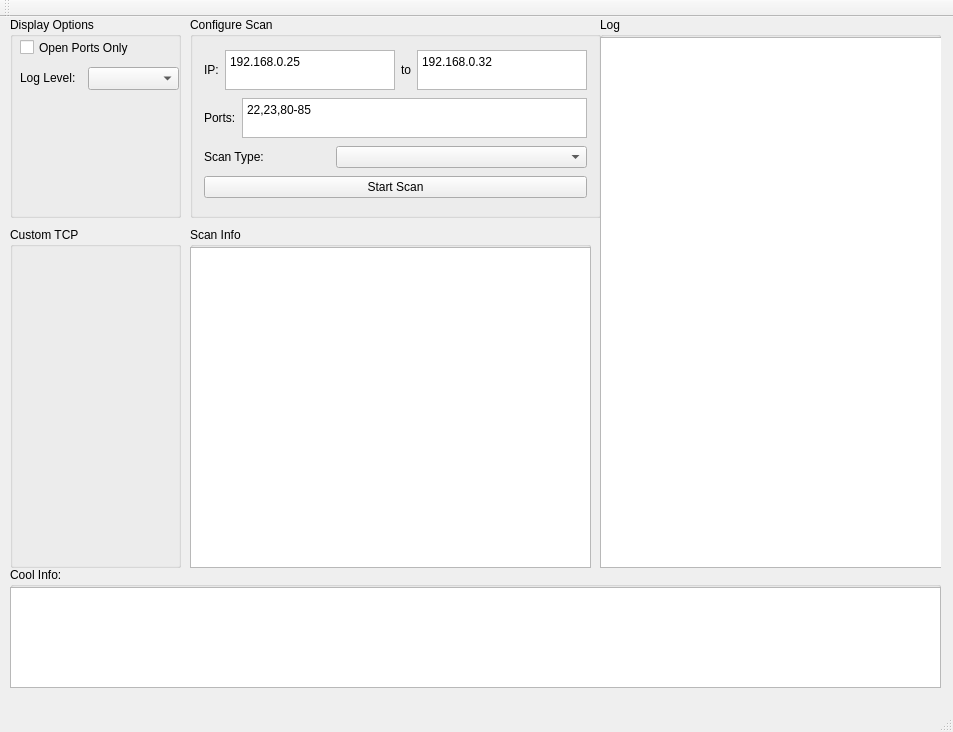
Above: mainwindow.ui from BradenBagby/NetworkScannerGUI before the change. Below: the same form after it.
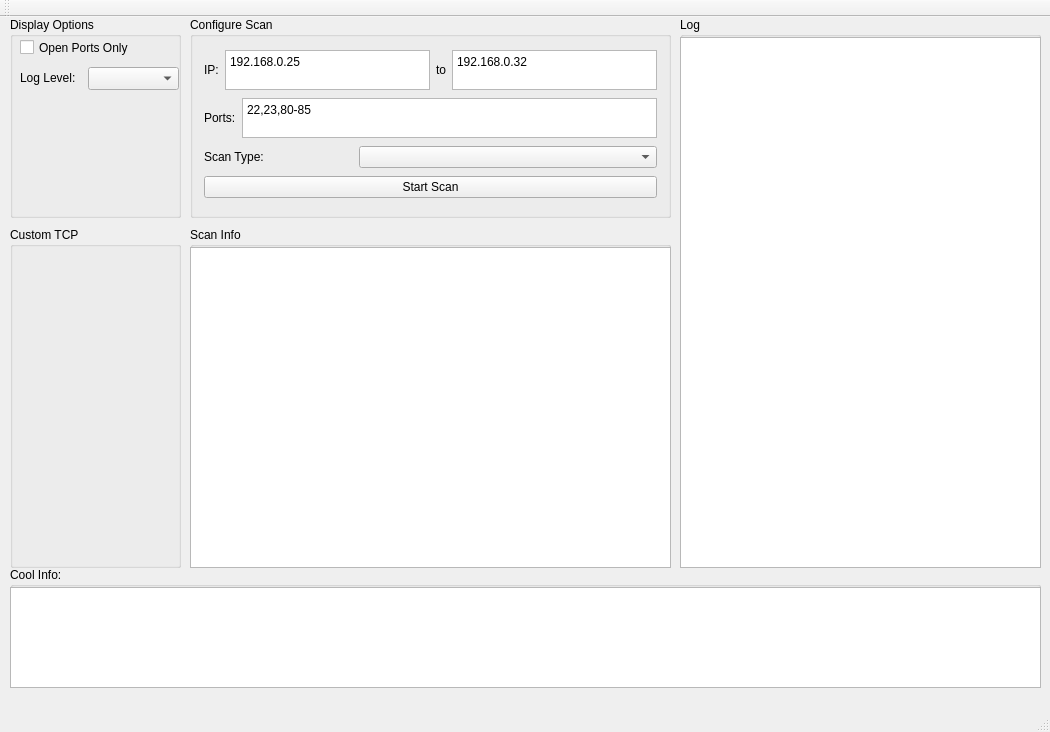
That is the form after the change.

What changed in the file:
```diff
--- a/mainwindow.ui
+++ b/mainwindow.ui
@@ -6,7 +6,7 @@
    <rect>
     <x>0</x>
     <y>0</y>
-    <width>953</width>
+    <width>1050</width>
     <height>732</height>
    </rect>
   </property>
@@ -81,7 +81,7 @@
      <rect>
       <x>190</x>
       <y>0</y>
-      <width>411</width>
+      <width>481</width>
       <height>201</height>
      </rect>
     </property>
@@ -245,7 +245,7 @@
      <rect>
       <x>190</x>
       <y>210</y>
-      <width>401</width>
+      <width>481</width>
       <height>341</height>
      </rect>
     </property>
@@ -257,7 +257,7 @@
       <rect>
        <x>0</x>
        <y>20</y>
-       <width>401</width>
+       <width>481</width>
        <height>321</height>
       </rect>
      </property>
@@ -266,9 +266,9 @@
    <widget class="QGroupBox" name="groupBox_log">
     <property name="geometry">
      <rect>
-      <x>600</x>
+      <x>680</x>
       <y>0</y>
-      <width>341</width>
+      <width>361</width>
       <height>551</height>
      </rect>
     </property>
@@ -280,7 +280,7 @@
       <rect>
        <x>0</x>
        <y>20</y>
-       <width>351</width>
+       <width>361</width>
        <height>531</height>
       </rect>
      </property>
@@ -291,7 +291,7 @@
      <rect>
       <x>10</x>
       <y>550</y>
-      <width>931</width>
+      <width>1031</width>
       <height>121</height>
      </rect>
     </property>
@@ -303,7 +303,7 @@
       <rect>
        <x>0</x>
        <y>20</y>
-       <width>931</width>
+       <width>1031</width>
        <height>101</height>
       </rect>
      </property>
```
Left out of the diff: 8 changed lines with no effect on the pictures.
